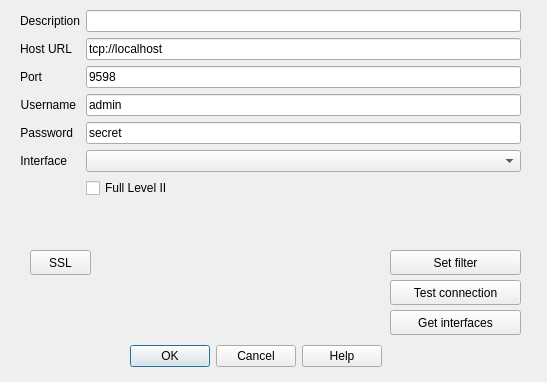
First picture: the form in src/cdlgconnsettingstcpip.ui, repository grodansparadis/vscp-works-qt, before the edit.
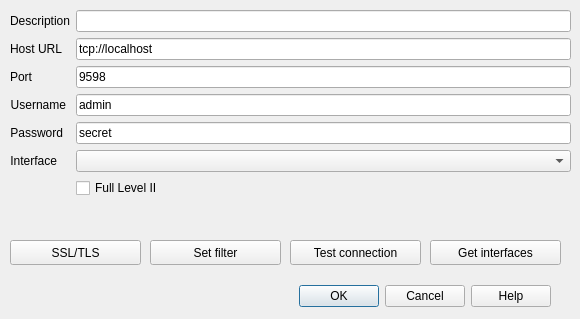
Second picture: the form after the edit.

The edit to the form file:
```diff
--- a/src/cdlgconnsettingstcpip.ui
+++ b/src/cdlgconnsettingstcpip.ui
@@ -6,8 +6,8 @@
    <rect>
     <x>0</x>
     <y>0</y>
-    <width>547</width>
-    <height>382</height>
+    <width>580</width>
+    <height>319</height>
    </rect>
   </property>
   <property name="baseSize">
@@ -22,9 +22,9 @@
   <widget class="QDialogButtonBox" name="buttonBox">
    <property name="geometry">
     <rect>
-     <x>0</x>
-     <y>340</y>
-     <width>511</width>
+     <x>10</x>
+     <y>280</y>
+     <width>541</width>
      <height>32</height>
     </rect>
    </property>
@@ -35,15 +35,15 @@
     <set>QDialogButtonBox::Cancel|QDialogButtonBox::Help|QDialogButtonBox::Ok</set>
    </property>
    <property name="centerButtons">
-    <bool>true</bool>
+    <bool>false</bool>
    </property>
   </widget>
   <widget class="QWidget" name="formLayoutWidget">
    <property name="geometry">
     <rect>
-     <x>20</x>
+     <x>10</x>
      <y>10</y>
-     <width>501</width>
+     <width>561</width>
      <height>221</height>
     </rect>
    </property>
@@ -177,8 +177,8 @@
   <widget class="QPushButton" name="btnSetFilter">
    <property name="geometry">
     <rect>
-     <x>390</x>
-     <y>250</y>
+     <x>150</x>
+     <y>240</y>
      <width>131</width>
      <height>25</height>
     </rect>
@@ -205,8 +205,8 @@
   <widget class="QPushButton" name="btnTestConnection">
    <property name="geometry">
     <rect>
-     <x>390</x>
-     <y>280</y>
+     <x>290</x>
+     <y>240</y>
      <width>131</width>
      <height>25</height>
     </rect>
@@ -221,8 +221,8 @@
   <widget class="QPushButton" name="btnGetInterfaces">
    <property name="geometry">
     <rect>
-     <x>390</x>
-     <y>310</y>
+     <x>430</x>
+     <y>240</y>
      <width>131</width>
      <height>25</height>
     </rect>
@@ -237,9 +237,9 @@
   <widget class="QPushButton" name="btnSSL">
    <property name="geometry">
     <rect>
-     <x>30</x>
-     <y>250</y>
-     <width>61</width>
+     <x>10</x>
+     <y>240</y>
+     <width>131</width>
      <height>25</height>
     </rect>
    </property>
@@ -259,7 +259,7 @@
     <string>SSL/TLS settings for remote host</string>
    </property>
    <property name="text">
-    <string>SSL</string>
+    <string>SSL/TLS</string>
    </property>
   </widget>
  </widget>
```
Left out of the diff: 2 changed lines with no effect on the pictures.
